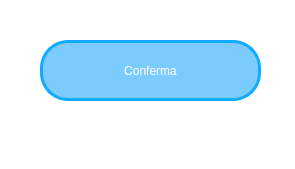
First picture: the form in ui/ButtonTemplate.ui, repository SbattellaMattia/SoftwareEngineering, before the edit.
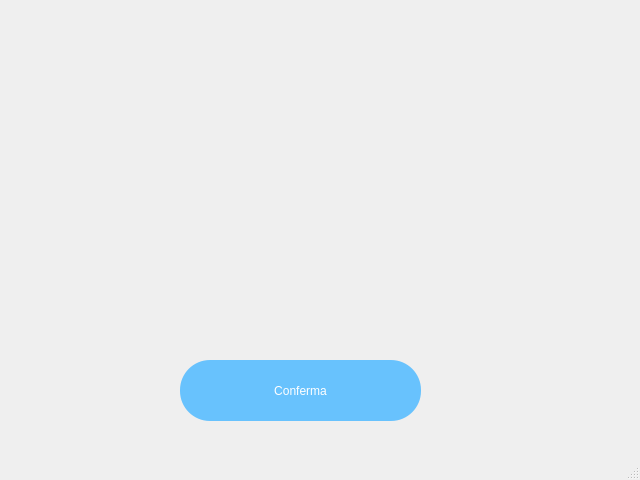
Second picture: the form after the edit.

What changed in the file:
```diff
--- a/ui/ButtonTemplate.ui
+++ b/ui/ButtonTemplate.ui
@@ -6,26 +6,20 @@
    <rect>
     <x>0</x>
     <y>0</y>
-    <width>295</width>
-    <height>169</height>
+    <width>640</width>
+    <height>480</height>
    </rect>
   </property>
   <property name="windowTitle">
-   <string>Home</string>
-  </property>
-  <property name="windowOpacity">
-   <double>1.000000000000000</double>
-  </property>
-  <property name="styleSheet">
-   <string notr="true">background-color: rgb(255, 255, 255);</string>
+   <string>MainWindow</string>
   </property>
   <widget class="QWidget" name="centralwidget">
    <widget class="QPushButton" name="pushButton">
     <property name="geometry">
      <rect>
-      <x>40</x>
-      <y>40</y>
-      <width>221</width>
+      <x>180</x>
+      <y>360</y>
+      <width>241</width>
       <height>61</height>
      </rect>
     </property>
@@ -37,11 +31,9 @@
     </property>
     <property name="styleSheet">
      <string notr="true">QPushButton{
- background-color: rgb(124, 203, 255);
+ background-color:rgb(104, 194, 253);
  border-style: solid;
- border-width:3px;
- border-radius:28px;
- border-color: rgb(19, 171, 255);
+ border-radius:30px;
 color: rgb(255, 255, 255);
 font: 18pt &quot;Candara&quot;;
 }
```
Left out of the diff: 10 changed lines with no effect on the pictures.
